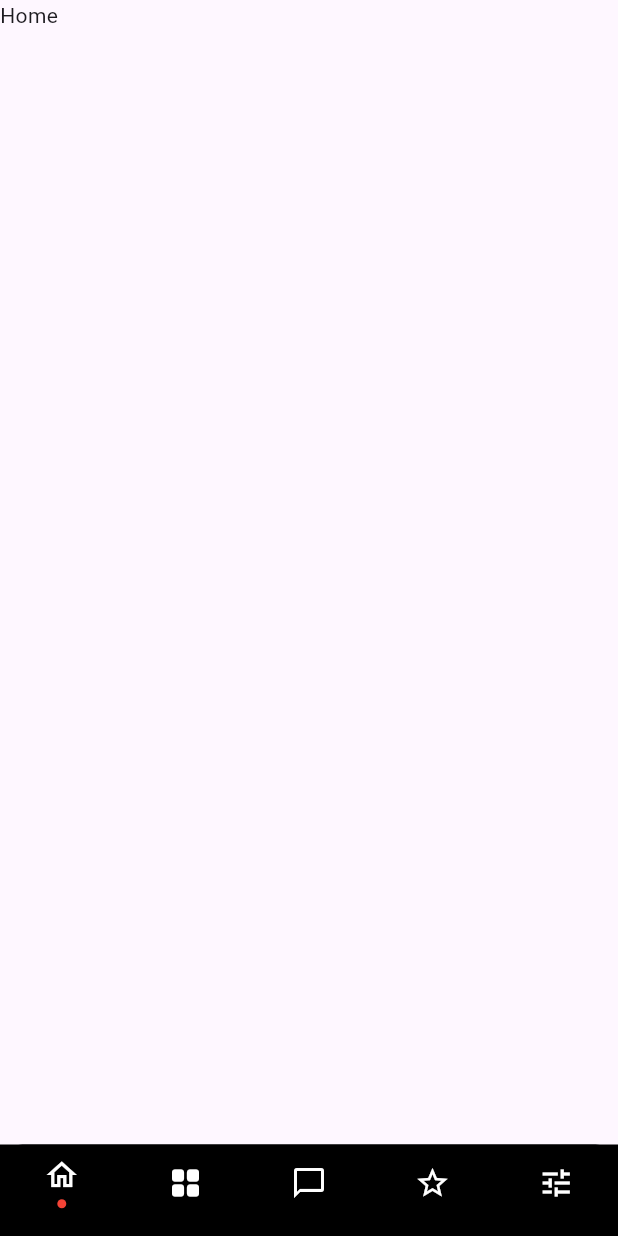
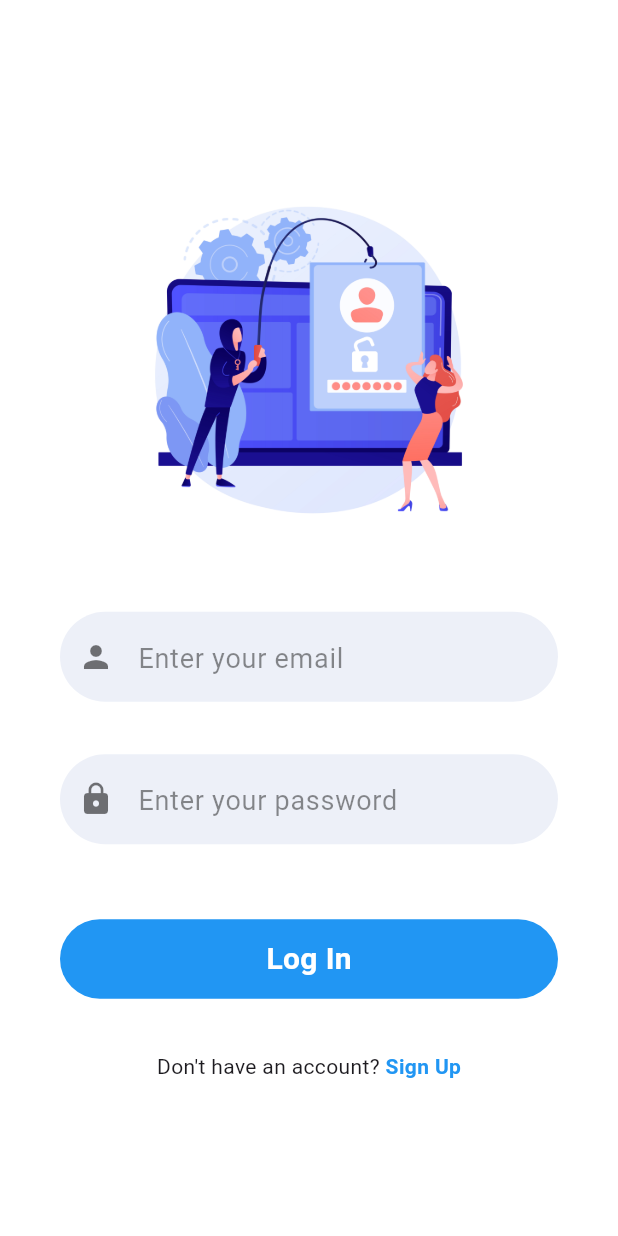
Before and after one commit to PhoenXHO/moodify, a Flutter app: the screen it shows after launch, on a phone screen of 412 x 824 dp. Run offline on Flutter 3.47's test engine with Material 3 defaults, Android fonts, the phone set to English and light mode, and no system bars; our stand-ins replace cloud_firestore, firebase_auth, firebase_core; accounts and stored records are empty.

Commit message:
login/firebase

```diff
--- /dev/null
+++ b/lib/Services/authentication.dart
@@ -0,0 +1,85 @@
+import 'package:cloud_firestore/cloud_firestore.dart';
+import 'package:firebase_auth/firebase_auth.dart';
+
+class AuthMethod {
+  final FirebaseFirestore _firestore = FirebaseFirestore.instance;
+  final FirebaseAuth _auth = FirebaseAuth.instance;
+
+  // SignUp User
+  Future<String> signupUser({
+    required String email,
+    required String password,
+    required String name,
+  }) async {
+    String res = "Some error occurred";
+    try {
+      if (email.isNotEmpty && password.isNotEmpty && name.isNotEmpty) {
+        // Register user in Firebase Authentication
+        UserCredential cred = await _auth.createUserWithEmailAndPassword(
+          email: email,
+          password: password,
+        );
+
+        if (cred.user != null) {
+          print("Utilisateur créé avec UID: ${cred.user!.uid}");
+
+          // Add user to Firestore database
+          await _firestore.collection("users").doc(cred.user!.uid).set({
+            'name': name,
+            'uid': cred.user!.uid,
+            'email': email,
+          });
+
+          print("Utilisateur ajouté à Firestore ✅");
+          res = "success";
+        } else {
+          res = "Erreur : L'utilisateur est null après inscription ❌";
+        }
+      } else {
+        res = "Veuillez remplir tous les champs";
+      }
+    } on FirebaseAuthException catch (e) {
+      if (e.code == 'email-already-in-use') {
+        res = "Cet e-mail est déjà utilisé.";
+      } else if (e.code == 'weak-password') {
+        res = "Le mot de passe est trop faible.";
+      } else {
+        res = e.message ?? "Une erreur s'est produite.";
+      }
+    } catch (err) {
+      res = err.toString();
+    }
+    return res;
+  }
+
+  // LogIn User
+  Future<String> loginUser({
+    required String email,
+    required String password,
+  }) async {
+    String res = "Some error occurred";
+    try {
+      if (email.isNotEmpty && password.isNotEmpty) {
+        // Log in user with email and password
+        await _auth.signInWithEmailAndPassword(
+          email: email,
+          password: password,
+        );
+        res = "success";
+      } else {
+        res = "Veuillez remplir tous les champs";
+      }
+    } on FirebaseAuthException catch (e) {
+      if (e.code == 'user-not-found') {
+        res = "Aucun utilisateur trouvé avec cet e-mail.";
+      } else if (e.code == 'wrong-password') {
+        res = "Mot de passe incorrect.";
+      } else {
+        res = e.message ?? "Une erreur s'est produite.";
+      }
+    } catch (err) {
+      res = err.toString();
+    }
+    return res;
+  }
+}
--- /dev/null
+++ b/lib/Widget/button.dart
@@ -0,0 +1,40 @@
+import 'package:flutter/material.dart';
+
+class MyButtons extends StatelessWidget {
+  final VoidCallback onTap;
+  final String text;
+  const MyButtons({
+    super.key,
+    required this.onTap,
+    required this.text,
+  });
+
+  @override
+  Widget build(BuildContext context) {
+    return InkWell(
+      onTap: onTap,
+      child: Padding(
+        padding: const EdgeInsets.all(20.0),
+        child: Container(
+          alignment: Alignment.center,
+          padding: const EdgeInsets.symmetric(vertical: 12),
+          decoration: const ShapeDecoration(
+              shape: RoundedRectangleBorder(
+                borderRadius: BorderRadius.all(
+                  Radius.circular(30),
+                ),
+              ),
+              color: Colors.blue),
+          child: Text(
+            text,
+            style: const TextStyle(
+              fontSize: 20,
+              color: Colors.white,
+              fontWeight: FontWeight.bold,
+            ),
+          ),
+        ),
+      ),
+    );
+  }
+}
--- /dev/null
+++ b/lib/Widget/text_field.dart
@@ -0,0 +1,50 @@
+import 'package:flutter/material.dart';
+
+class TextFieldInput extends StatelessWidget {
+  final TextEditingController textEditingController;
+  final bool isPass;
+  final String hintText;
+  final IconData? icon;
+  final TextInputType textInputType;
+  const TextFieldInput({
+    super.key,
+    required this.textEditingController,
+    this.isPass = false,
+    required this.hintText,
+    this.icon,
+    required this.textInputType,
+  });
+
+  @override
+  Widget build(BuildContext context) {
+    return Padding(
+      padding: const EdgeInsets.symmetric(vertical: 10, horizontal: 20),
+      child: TextField(
+        style: const TextStyle(fontSize: 20),
+        controller: textEditingController,
+        decoration: InputDecoration(
+          prefixIcon: Icon(icon, color: Colors.black54),
+          hintText: hintText,
+          hintStyle: const TextStyle(color: Colors.black45, fontSize: 18),
+          enabledBorder: OutlineInputBorder(
+            borderSide: BorderSide.none,
+            borderRadius: BorderRadius.circular(30),
+          ),
+          border: InputBorder.none,
+          focusedBorder: OutlineInputBorder(
+            borderSide: const BorderSide(color: Colors.blue, width: 2),
+            borderRadius: BorderRadius.circular(30),
+          ),
+          filled: true,
+          fillColor: const Color(0xFFedf0f8),
+          contentPadding: const EdgeInsets.symmetric(
+            vertical: 15,
+            horizontal: 20,
+          ),
+        ),
+        keyboardType: textInputType,
+        obscureText: isPass,
+      ),
+    );
+  }
+}
--- a/lib/main.dart
+++ b/lib/main.dart
@@ -1,8 +1,12 @@
 import 'package:emotion_music_player/pages/bottomnav.dart';
 import 'package:emotion_music_player/pages/chat.dart';
+import 'package:emotion_music_player/pages/login.dart';
+import 'package:firebase_core/firebase_core.dart';
 import 'package:flutter/material.dart';
 
-void main() {
+void main() async {
+   WidgetsFlutterBinding.ensureInitialized();
+  await Firebase.initializeApp();
   runApp(const MyApp());
 }
 
@@ -33,7 +37,7 @@
         colorScheme: ColorScheme.fromSeed(seedColor: Colors.deepPurple),
         useMaterial3: true,
       ),
-      home:BottomNav()
+      home:LoginScreen()
     );
   }
 }
--- /dev/null
+++ b/lib/pages/login.dart
@@ -0,0 +1,115 @@
+import 'package:flutter/material.dart';
+import '../Services/authentication.dart';
+import '../Widget/snackbar.dart';
+import '../Widget/text_field.dart';
+import '../Widget/button.dart'; // Assurez-vous que ce fichier est bien importé
+import 'signup.dart';
+import 'bottomnav.dart';
+
+class LoginScreen extends StatefulWidget {
+  const LoginScreen({super.key});
+
+  @override
+  State<LoginScreen> createState() => _LoginScreenState();
+}
+
+class _LoginScreenState extends State<LoginScreen> {
+  final TextEditingController emailController = TextEditingController();
+  final TextEditingController passwordController = TextEditingController();
+  bool isLoading = false;
+
+  @override
+  void dispose() {
+    emailController.dispose();
+    passwordController.dispose();
+    super.dispose();
+  }
+
+  // Authentification de l'utilisateur
+  void loginUser() async {
+    setState(() {
+      isLoading = true;
+    });
+
+    String res = await AuthMethod().loginUser(
+      email: emailController.text.trim(),
+      password: passwordController.text.trim(),
+    );
+
+    setState(() {
+      isLoading = false;
+    });
+
+    if (res == "success") {
+      Navigator.of(context).pushReplacement(
+        MaterialPageRoute(builder: (context) => const BottomNav()),
+      );
+    } else {
+      showSnackBar(context, res);
+    }
+  }
+
+  @override
+  Widget build(BuildContext context) {
+    double height = MediaQuery.of(context).size.height;
+
+    return Scaffold(
+      backgroundColor: Colors.white,
+      body: SafeArea(
+        child: Center(
+          child: SingleChildScrollView(
+            padding: const EdgeInsets.symmetric(horizontal: 20),
+            child: Column(
+              crossAxisAlignment: CrossAxisAlignment.center,
+              children: [
+                SizedBox(
+                  height: height / 3,
+                  child: Image.asset('images/login.jpg'),
+                ),
+                const SizedBox(height: 20),
+                TextFieldInput(
+                  icon: Icons.person,
+                  textEditingController: emailController,
+                  hintText: 'Enter your email',
+                  textInputType: TextInputType.emailAddress,
+                ),
+                const SizedBox(height: 15),
+                TextFieldInput(
+                  icon: Icons.lock,
+                  textEditingController: passwordController,
+                  hintText: 'Enter your password',
+                  textInputType: TextInputType.text,
+                  isPass: true,
+                ),
+                const SizedBox(height: 20),
+                isLoading
+                    ? const CircularProgressIndicator()
+                    : MyButtons(onTap: loginUser, text: "Log In"),
+                const SizedBox(height: 15),
+                Row(
+                  mainAxisAlignment: MainAxisAlignment.center,
+                  children: [
+                    const Text("Don't have an account? "),
+                    GestureDetector(
+                      onTap: () {
+                        Navigator.of(context).push(
+                          MaterialPageRoute(
+                              builder: (context) => const SignupScreen()),
+                        );
+                      },
+                      child: const Text(
+                        "Sign Up",
+                        style: TextStyle(
+                            fontWeight: FontWeight.bold, color: Colors.blue),
+                      ),
+                    ),
+                  ],
+                ),
+              ],
+            ),
+          ),
+        ),
+      ),
+    );
+  }
+}
```
Also changed, not shown: lib/Widget/snackbar.dart (added, +9 -0 lines), lib/pages/signup.dart (added, +119 -0 lines), pubspec.yaml (+6 -4 lines), images/login.jpg (added), images/signup.jpeg (added), images/signup1.jpeg (added), pubspec.lock, 6 other files.
